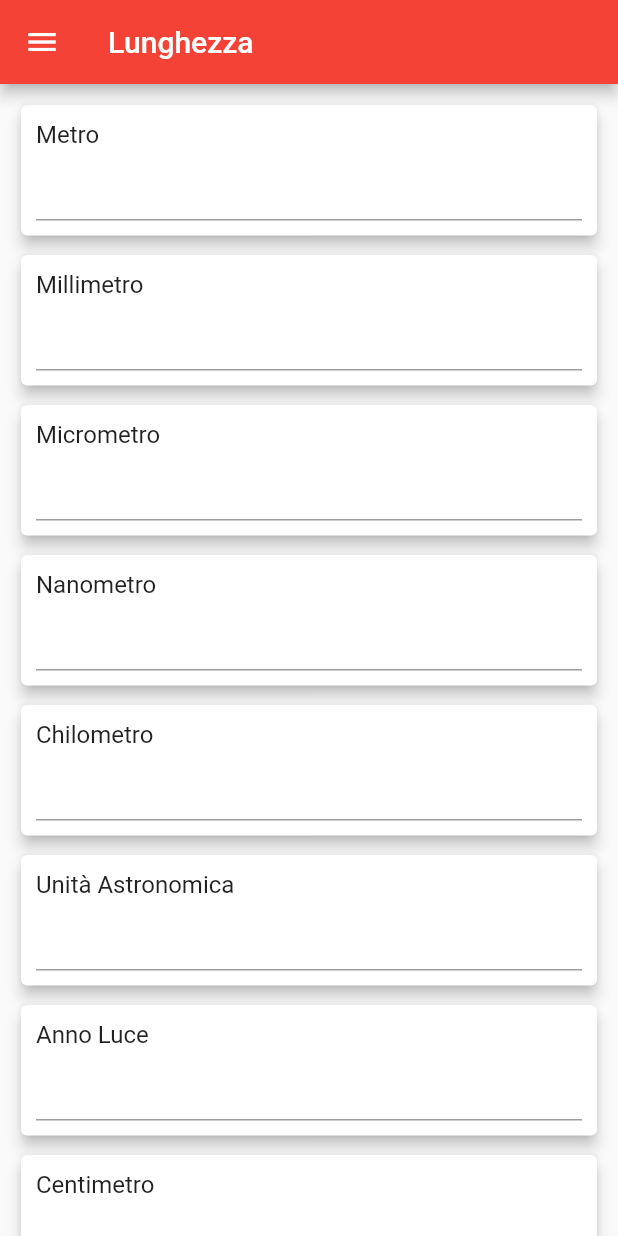
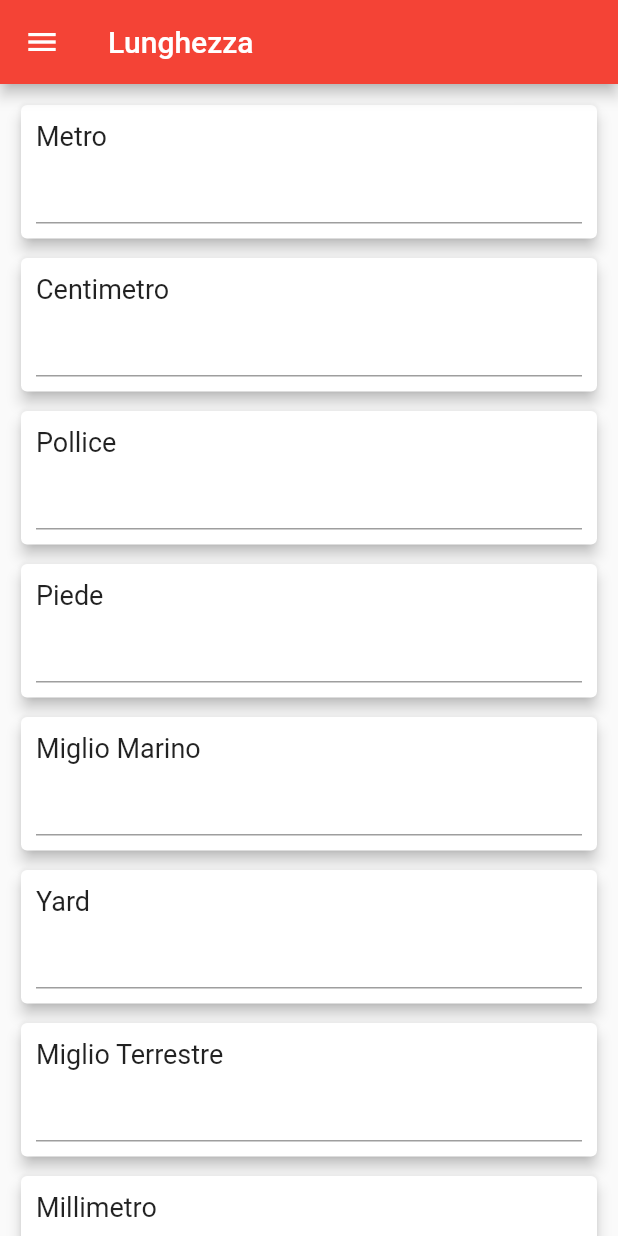
Before and after one commit to ferraridamiano/ConverterNOW, a Flutter app: the screen it shows after launch, on a phone screen of 412 x 824 dp. Run offline on Flutter 3.47's test engine with Material 2 defaults, Android fonts, the phone set to English and light mode, and no system bars; our stand-ins replace fluttertoast.

Commit message:
Modificato l'algoritmo di conversione che è ora in grado di moltiplicare e sommara coefficienti. Aumentate le conversioni di lunghezza

```diff
--- a/lib/ConversionManager.dart
+++ b/lib/ConversionManager.dart
@@ -11,22 +11,30 @@ class ConversionManager extends StatefulWidget{
 class _ConversionManager extends State<ConversionManager>{
    static Node metro=Node(name: "Metro",
       leafNodes: [
-        Node(isMultiplication: false, coefficient: 1000.0, name: "Millimetro",),
-        Node(isMultiplication: false, coefficient: 1000000.0, name: "Micrometro", ),
-        Node(isMultiplication: false, coefficient: 1000000000.0, name: "Nanometro",),
-        Node(isMultiplication: true, coefficient: 1000.0, name: "Chilometro",leafNodes: [
-          Node(isMultiplication: true, coefficient: 149597870.7, name: "Unità Astronomica",leafNodes: [
-            Node(isMultiplication: true, coefficient: 63241.1, name: "Anno Luce",),
+        Node(isMultiplication: false, coefficientPer: 100.0, name: "Centimetro", leafNodes: [
+          Node(isMultiplication: true, coefficientPer: 2.54, name: "Pollice", leafNodes: [
+            Node(isMultiplication: true, coefficientPer: 12.0, name: "Piede"),
           ]),
         ]),
-        Node(isMultiplication: false, coefficient: 100.0, name: "Centimetro", leafNodes: [
-          Node(isMultiplication: true, coefficient: 2.54, name: "Pollice", leafNodes: [
-            Node(isMultiplication: true, coefficient: 12.0, name: "Piede"),
+        Node(isMultiplication: true, coefficientPer: 1852.0, name: "Miglio Marino",),
+        Node(isMultiplication: true, coefficientPer: 0.9144, name: "Yard", leafNodes: [
+          Node(isMultiplication: true, coefficientPer: 1760.0, name: "Miglio Terrestre",),
+        ]),
+        Node(isMultiplication: false, coefficientPer: 1000.0, name: "Millimetro",),
+        Node(isMultiplication: false, coefficientPer: 1000000.0, name: "Micrometro", ),
+        Node(isMultiplication: false, coefficientPer: 1000000000.0, name: "Nanometro",),
+        Node(isMultiplication: false, coefficientPer: 10000000000.0, name: "Ångström",),
+        Node(isMultiplication: false, coefficientPer: 1000000000000.0, name: "Picometro",),
+        Node(isMultiplication: true, coefficientPer: 1000.0, name: "Chilometro",leafNodes: [
+          Node(isMultiplication: true, coefficientPer: 149597870.7, name: "Unità Astronomica",leafNodes: [
+            Node(isMultiplication: true, coefficientPer: 63241.1, name: "Anno Luce",leafNodes: [
+              Node(isMultiplication: true, coefficientPer: 3.26, name: "Parsec",),
+            ]),
           ]),
         ]),
-
   ]
   );
+
 
 
   int currentPage=0;
--- a/lib/Utils.dart
+++ b/lib/Utils.dart
@@ -16,7 +16,13 @@ class UnitCard extends StatelessWidget {
               child: new Column(
                   crossAxisAlignment: CrossAxisAlignment.start,
                   children: <Widget>[
-                    new Text(node.name, style: TextStyle(fontSize: 16.0),),
+                    new Text(
+                      node.name,
+                      style: TextStyle(
+                          fontSize: 18.0,
+                          //fontWeight: FontWeight.bold
+                      ),
+                    ),
                     new SizedBox(
                       width: 20.0,
                     ),
@@ -28,29 +34,31 @@ class UnitCard extends StatelessWidget {
 }
 
 class Node {
-  Node(
-      {this.leafNodes,
-      this.isMultiplication,
-      this.coefficient,
-      @required this.name,
-      this.value,
-      this.convertedNode=false,
-      this.selectedNode=false,
-      this.isFather=false});
+  Node({
+    this.leafNodes,
+    this.isMultiplication=true,
+    this.coefficientPer=1.0,
+    this.isSum=true,
+    this.coefficientPlus=0.0,
+    @required this.name,
+    this.value,
+    this.convertedNode=false,
+    this.selectedNode=false,
+  });
 
   List<Node> leafNodes;
   bool isMultiplication;
-  double coefficient;
+  double coefficientPer;
+  bool isSum;
+  double coefficientPlus;
   double value;
   String name;
   bool convertedNode;
   bool selectedNode;
-  final bool isFather;
-  bool allConverted=false;
 
   @override
   String toString() {
-    return "isMultiplication:$isMultiplication, coefficient:$coefficient, "
+    return "isMultiplication:$isMultiplication, coefficient:$coefficientPer, "
         "value:$value, name:$name, coonvertedNode:$convertedNode, selectedNode:$selectedNode";
   }
 
@@ -60,7 +68,8 @@ class Node {
         if (node.convertedNode) { //se ha un valore
           value = node.value == null
               ? null
-              : (node.isMultiplication ? node.value * node.coefficient : node.value / node.coefficient); //metto in questo nodo il valore convertito
+              : (node.isMultiplication ? node.value * node.coefficientPer : node.value / node.coefficientPer) +
+              (node.isSum ? node.coefficientPlus : -node.coefficientPlus); //metto in questo nodo il valore convertito
           convertedNode = true;
           _ApplyDown(); //converto i nodi sottostanti
         }
@@ -83,7 +92,7 @@ class Node {
     for(Node node in leafNodes){
       node.value= value==null
           ? null
-          : (node.isMultiplication ? value / node.coefficient : value * node.coefficient);//attenzione qui funziona al contrario
+          : (node.isSum ? value-node.coefficientPlus : value+node.coefficientPlus)*(node.isMultiplication ? 1/node.coefficientPer : node.coefficientPer);//attenzione qui funziona al contrario
       node.convertedNode=true;
 
       if(node.leafNodes != null)                                                //se ha almeno un nodo foglia allora continuo
```
